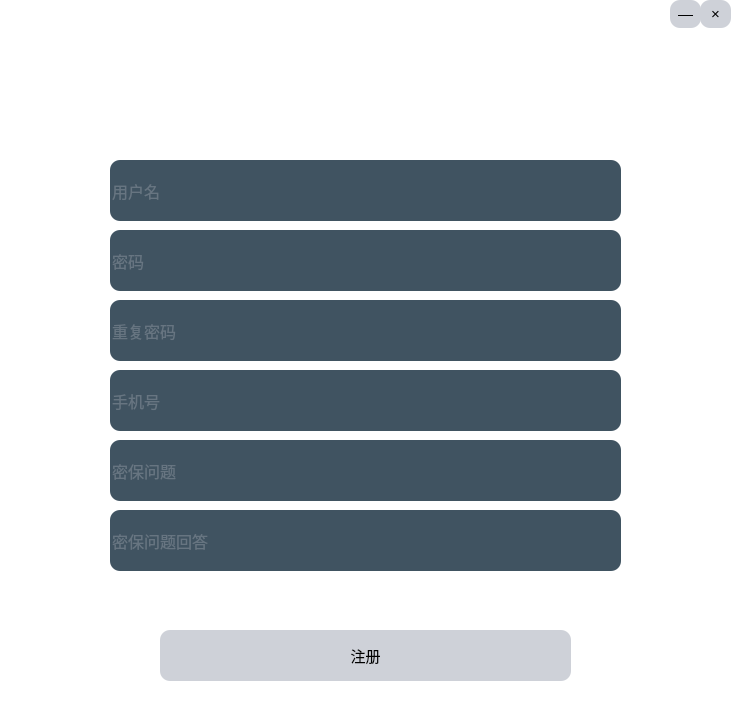
First picture: the form in WeNoChat/regist.ui, repository CladernyJorn/WeNoChat, before the edit.
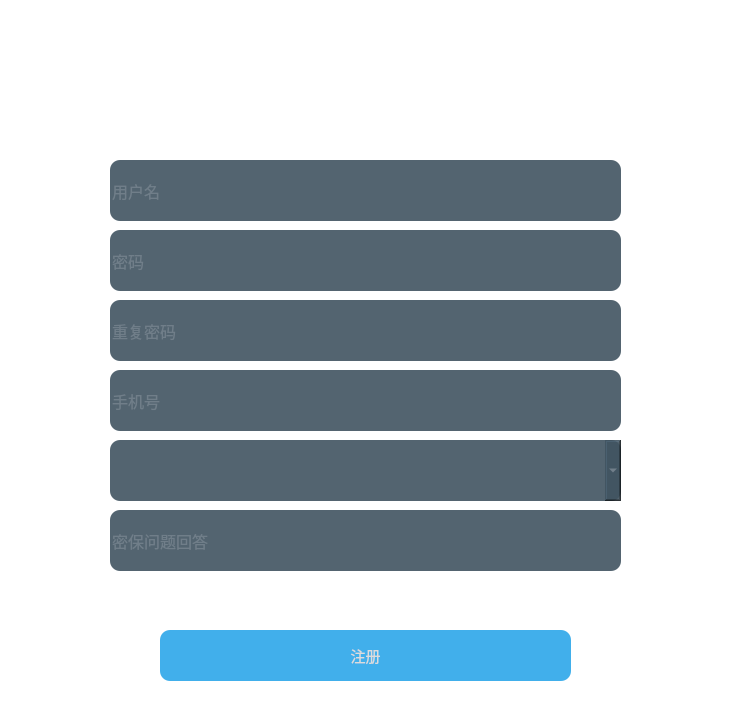
Second picture: the form after the edit. Icons and pictures are not drawn.

Diff of the .ui file:
```diff
--- a/WeNoChat/regist.ui
+++ b/WeNoChat/regist.ui
@@ -25,14 +25,57 @@
 }
 QLineEdit{
 color:#8d98a1;
-background-color:#405361;
+background-color:rgba(64, 83, 97, 230);
 font-size:16px;
 border-style:outset;
 border-radius:10px;
 font-style:MingLiU-ExtB;
 }
+QLineEdit:hover{
+color:#8d98a1;
+background-color:rgba(64, 83, 97, 80);
+font-size:16px;
+border-style:outset;
+border-radius:10px;
+font-style:MingLiU-ExtB;
+}
+QLineEdit:focus{
+color:#8d98a1;
+background-color:rgba(64, 83, 97, 180);
+font-size:16px;
+border-style:outset;
+border-radius:10px;
+font-style:MingLiU-ExtB;
+}
+
+QComboBox{
+color:#8d98a1;
+background-color:rgba(64, 83, 97, 230);
+font-size:16px;
+border-style:outset;
+border-radius:10px;
+font-style:MingLiU-ExtB;
+}
+QComboBox:hover{
+color:#8d98a1;
+background-color:rgba(64, 83, 97, 80);
+font-size:16px;
+border-style:outset;
+border-radius:10px;
+font-style:MingLiU-ExtB;
+}
+QComboBox:focus{
+color:#8d98a1;
+background-color:rgba(64, 83, 97, 180);
+font-size:16px;
+border-style:outset;
+border-radius:10px;
+font-style:MingLiU-ExtB;
+}
+
 QPushButton{
-background:#ced1d8;
+background:rgb(65, 175, 235);
+color:rgb(220, 220, 220);
 border-style:outset;
 border-radius:10px;
 font-style:MingLiU-ExtB;
@@ -42,6 +85,39 @@
 border-style:inset;
 font-style:MingLiU-ExtB;
 }
+
+
+
+QPushButton#hideButton{
+background: rgba(255, 255, 255, 0);
+color: rgb(255, 255, 255);
+font-style:MingLiU-ExtB;
+}
+QPushButton#hideButton:hover{
+background: rgba(212, 212, 212, 100);
+color: rgb(255, 255, 255);
+font-style:MingLiU-ExtB;
+}
+QPushButton#hideButton:pressed{
+background: rgba(212, 212, 212, 255);
+color: rgb(255, 255, 255);
+font-style:MingLiU-ExtB;
+}
+QPushButton#closeButton{
+background: rgba(255, 255, 255, 0);
+color: rgb(255, 255, 255);
+font-style:MingLiU-ExtB;
+}
+QPushButton#closeButton:hover{
+background: rgba(255, 0, 0, 100);
+color: rgb(255, 255, 255);
+font-style:MingLiU-ExtB;
+}
+QPushButton#closeButton:pressed{
+background: rgba(255, 0, 0, 255);
+color: rgb(255, 255, 255);
+font-style:MingLiU-ExtB;
+}
 QCheckBox{
 background:rgba(85,170,255,0);
 color:white;
@@ -202,22 +278,6 @@
      <string>手机号</string>
     </property>
    </widget>
-   <widget class="QLineEdit" name="questionEdit">
-    <property name="geometry">
-     <rect>
-      <x>110</x>
-      <y>440</y>
-      <width>511</width>
-      <height>61</height>
-     </rect>
-    </property>
-    <property name="text">
-     <string/>
-    </property>
-    <property name="placeholderText">
-     <string>密保问题</string>
-    </property>
-   </widget>
    <widget class="QLineEdit" name="answerEdit">
     <property name="geometry">
      <rect>
@@ -234,6 +294,19 @@
      <string>密保问题回答</string>
     </property>
    </widget>
+   <widget class="QComboBox" name="comboBox">
+    <property name="geometry">
+     <rect>
+      <x>110</x>
+      <y>440</y>
+      <width>511</width>
+      <height>61</height>
+     </rect>
+    </property>
+    <property name="currentText">
+     <string/>
+    </property>
+   </widget>
   </widget>
  </widget>
  <tabstops>
```
Left out of the diff: 8 changed lines with no effect on the pictures.
